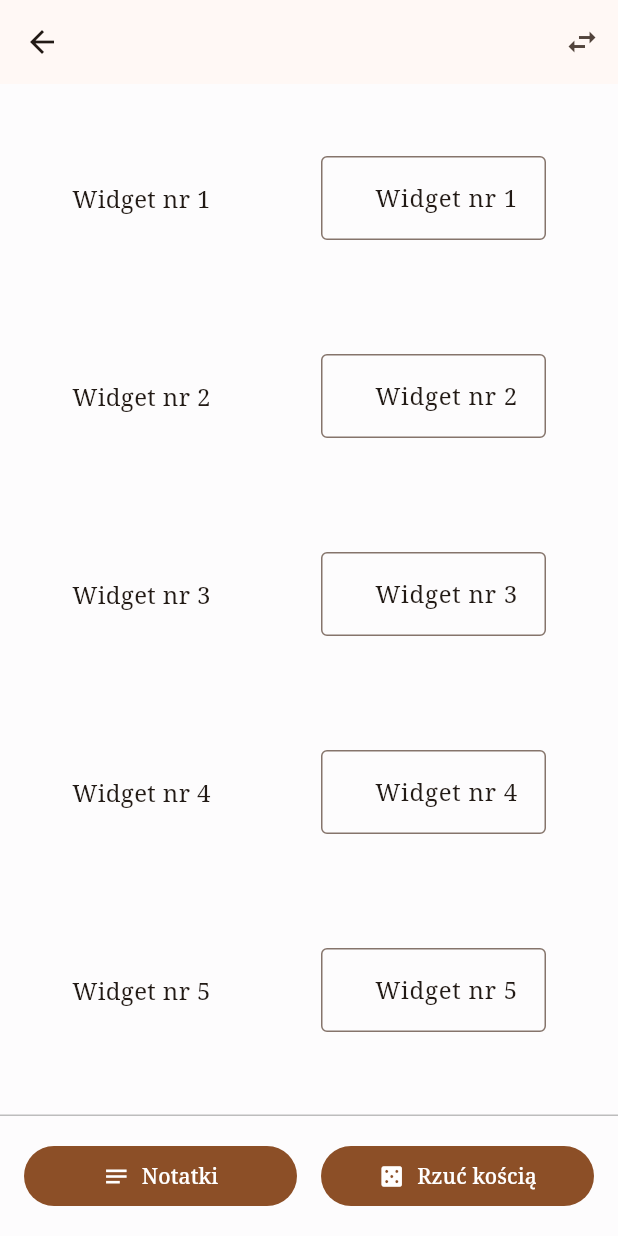
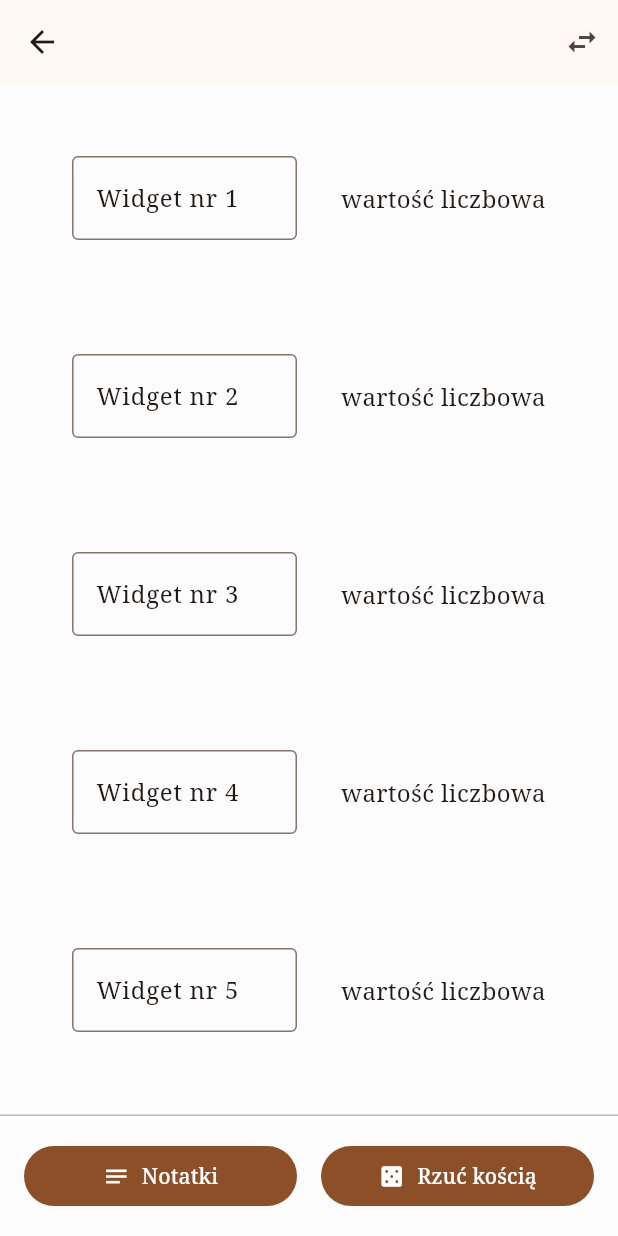
Before and after one commit to NikodemGrzela/RPGMaster, a Flutter app: the CharacterSheetScreen screen opened directly with empty values, on a phone screen of 412 x 824 dp. Run offline on Flutter 3.47's test engine with Material 3 defaults, Android fonts, the phone set to English and light mode, and no system bars; our stand-ins replace firebase_auth, firebase_core, flutter_riverpod, google_sign_in; accounts and stored records are empty; generated files the repository leaves out were written again.

Commit message:
Added attribute number field widget: attribute_number_field.dart
Shown in character_sheet.dart

```diff
--- a/rpgmaster/lib/screens/characterSheet/character_sheet.dart
+++ b/rpgmaster/lib/screens/characterSheet/character_sheet.dart
@@ -1,5 +1,5 @@
 import 'package:flutter/material.dart';
-import '../../ui/widgets/attribute_text_field.dart';
+import '../../ui/widgets/attribute_number_field.dart';
 
 class CharacterSheetScreen extends StatelessWidget {
   final String characterName;
@@ -41,10 +41,14 @@ class CharacterSheetScreen extends StatelessWidget {
                       (index) => Container(
                     margin: EdgeInsets.only(bottom: 12.0),
                     padding: EdgeInsets.all(16.0),
-                    child: AttributeTextField(
-                      isTemplate: false,
+                    child: AttributeNumberField(
+                      isTemplate: true,
                       text: 'Widget nr ${index + 1}',
-                      onChanged: (value) {
+                      number: 5,
+                      onKeyChanged: (value) {
+                        print('Wartość zmieniona: $value');
+                      },
+                      onValueChanged: (value) {
                         print('Wartość zmieniona: $value');
                       },
                     ),
--- /dev/null
+++ b/rpgmaster/lib/ui/widgets/attribute_number_field.dart
@@ -0,0 +1,132 @@
+import 'package:flutter/material.dart';
+import './counter_widget.dart';
+
+
+/// Widget with scheme key : value with text fields.
+/// Make [isTemplate] == true if you want to make key settable.
+/// Default: [text] is a key, value is a counter field.
+/// Usage: As a character number attribute of given kind.
+class AttributeNumberField extends StatefulWidget {
+  final bool isTemplate;
+  final String? text;
+  final int? number;
+  final ValueChanged<String>? onKeyChanged;
+  final ValueChanged<int>? onValueChanged;
+
+  const AttributeNumberField({
+    super.key,
+    required this.isTemplate,
+    this.text,
+    this.number,
+    this.onKeyChanged,
+    this.onValueChanged,
+  });
+
+  @override
+  _AttributeNumberFieldState createState() => _AttributeNumberFieldState();
+}
+
+class _AttributeNumberFieldState extends State<AttributeNumberField> {
+  late final TextEditingController _keyController =
+  TextEditingController(text: widget.text ?? '');
+  late int _currentNumber = 0;
+
+  @override
+  void initState() {
+    super.initState();
+    _currentNumber = widget.number ?? 15;
+
+    _keyController.addListener(_onTextChanged);
+  }
+
+  @override
+  void didUpdateWidget(AttributeNumberField oldWidget) {
+    super.didUpdateWidget(oldWidget);
+    if (widget.text != oldWidget.text && widget.text != _keyController.text) {
+      _keyController.text = widget.text ?? '';
+    }
+    if (widget.number != oldWidget.number) {
+      _currentNumber = widget.number ?? 0;
+    }
+  }
+
+  void _onTextChanged() {
+    if (widget.onKeyChanged != null) {
+      widget.onKeyChanged!(_keyController.text);
+    }
+  }
+
+  @override
+  void dispose() {
+    _keyController.dispose();
+    super.dispose();
+  }
+
+  @override
+  Widget build(BuildContext context) {
+    return Container(
+      padding: const EdgeInsets.all(16.0),
+      child: widget.isTemplate ? _buildTemplateLayout() : _buildNormalLayout(),
+    );
+  }
+  Widget _buildTemplateLayout() {
+    return Row(
+      children: [
+        // Edytowalne pole - wyrównane do lewej
+        Expanded(
+          child: TextField(
+            controller: _keyController,
+            decoration: const InputDecoration(
+              border: OutlineInputBorder(),
+              hintText: 'Wprowadź tekst...',
+            ),
+          ),
+        ),
+        const SizedBox(width: 16.0),
+        // Tekst "wartość liczbowa" - wyrównany do prawej
+        const Expanded(
+          child: Text(
+            'wartość liczbowa',
+            textAlign: TextAlign.right,
+            style: TextStyle(fontSize: 16.0),
+          ),
+        ),
+      ],
+    );
+  }
+
+  Widget _buildNormalLayout() {
+    return Row(
+      children: [
+        // Tekst z parametrów - wyrównany do lewej
+        Expanded(
+          child: Text(
+            widget.text ?? 'Brak tekstu',
+            textAlign: TextAlign.left,
+            style: const TextStyle(fontSize: 16.0),
+          ),
+        ),
+        const SizedBox(width: 16.0),
+        // Edytowalne pole - wyrównane do prawej
+        Expanded(
+          child: CounterWidget(
+            initialValue: _currentNumber,
+            onChanged: (value) {
+            setState(() => _currentNumber = value);
+            widget.onValueChanged?.call(value);
+            },
+          ),
+        ),
+      ],
+    );
+  }
+
+  // Metoda do uzyskania wartości z zewnątrz
+  String getCurrentKey() {
+    return _keyController.text;
+  }
+
+  int getCurrentValue() {
+    return _currentNumber;
+  }
+}
```
